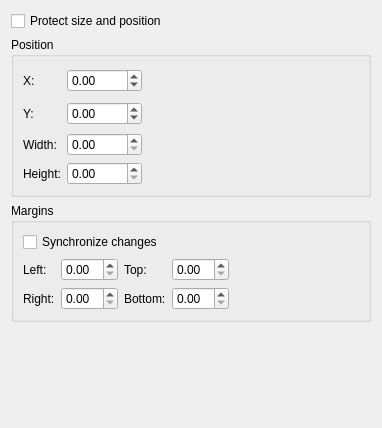
Above: kword/part/dialogs/KWFrameGeometry.ui from KDE/koffice before the change. Below: the same form after it.
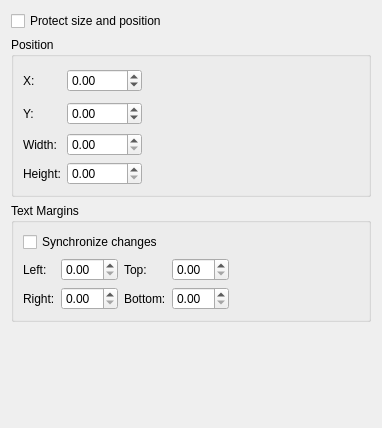
That is the form after the change. Custom widgets are drawn as their Qt base class.

Commit message: Make terminology less technical

The edit to the form file:
```diff
--- a/kword/part/dialogs/KWFrameGeometry.ui
+++ b/kword/part/dialogs/KWFrameGeometry.ui
@@ -139,7 +139,7 @@
    <item>
     <widget class="QGroupBox" name="marginsGB">
      <property name="title">
-      <string>Margins</string>
+      <string>Text Margins</string>
      </property>
      <layout class="QGridLayout">
       <item row="1" column="4" rowspan="2">
```
